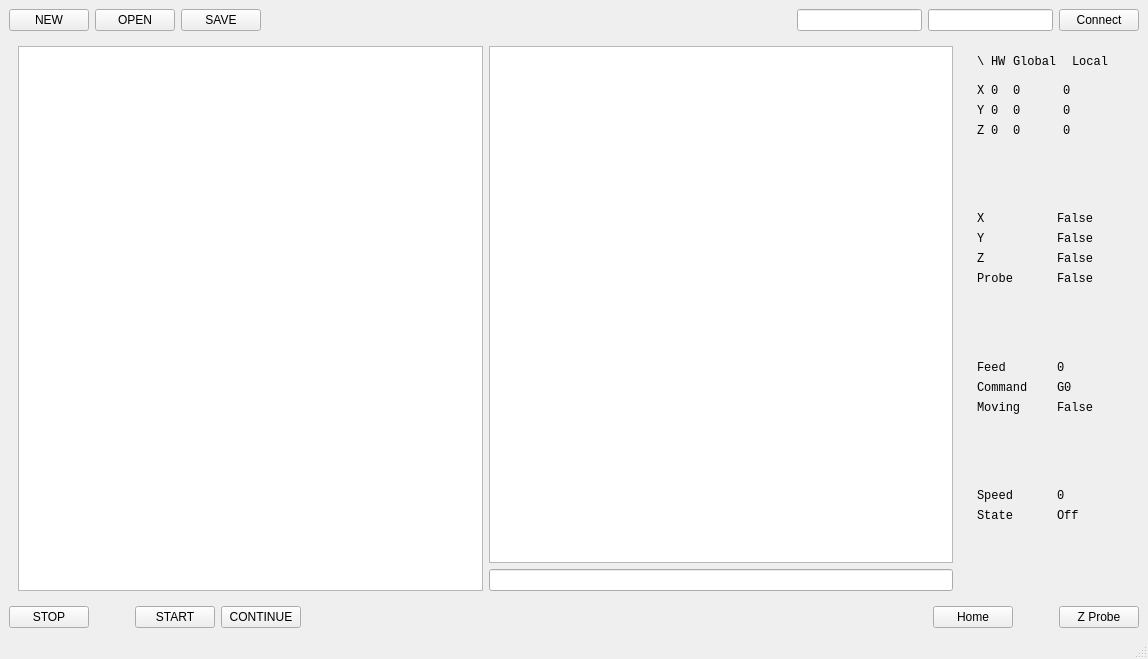
Above: mainwindow.ui from nort-cnc-control/NoRTGui-Qt before the change. Below: the same form after it.
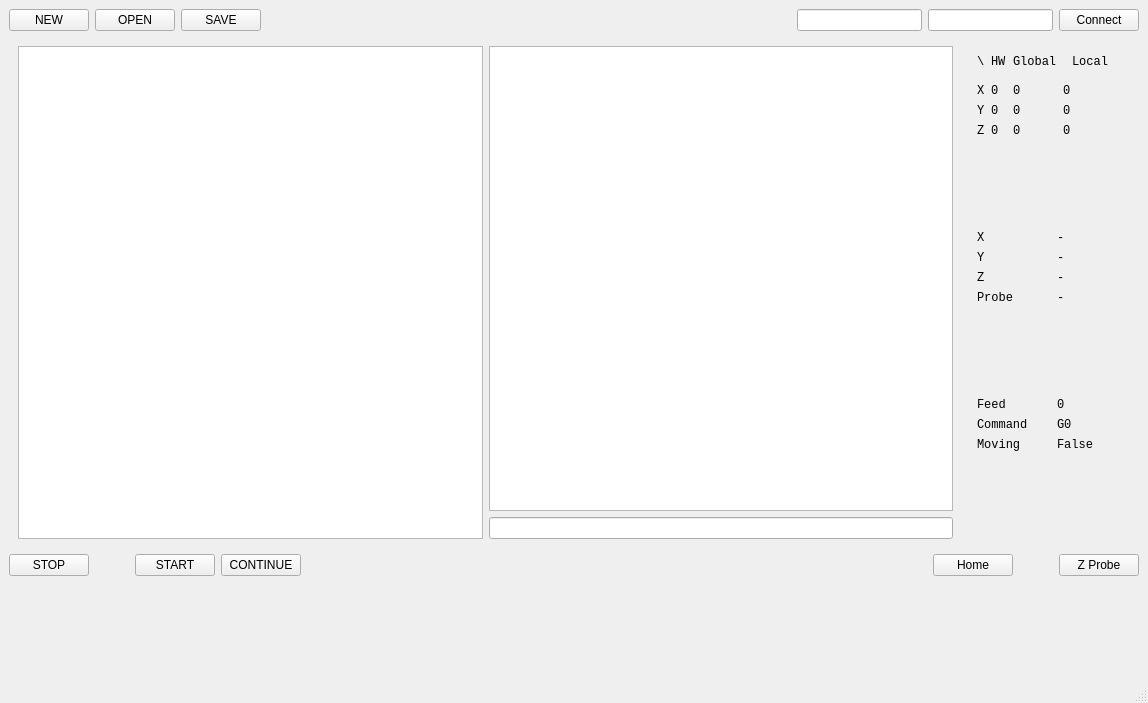
That is the form after the change.

Commit message: Load tools description from server

```diff
--- a/mainwindow.ui
+++ b/mainwindow.ui
@@ -7,7 +7,7 @@
     <x>0</x>
     <y>0</y>
     <width>1148</width>
-    <height>659</height>
+    <height>703</height>
    </rect>
   </property>
   <property name="windowTitle">
@@ -101,7 +101,7 @@
       <item>
        <layout class="QHBoxLayout" name="horizontalLayout_5">
         <item>
-         <widget class="QWidget" name="widget" native="true">
+         <widget class="QWidget" name="code_area" native="true">
           <property name="sizePolicy">
            <sizepolicy hsizetype="Expanding" vsizetype="Preferred">
             <horstretch>1</horstretch>
@@ -157,7 +157,7 @@
          </widget>
         </item>
         <item>
-         <widget class="QWidget" name="widget" native="true">
+         <widget class="QWidget" name="status_area" native="true">
           <property name="sizePolicy">
            <sizepolicy hsizetype="Expanding" vsizetype="Preferred">
             <horstretch>0</horstretch>
@@ -489,7 +489,7 @@
                 </font>
                </property>
                <property name="text">
-                <string>False</string>
+                <string>-</string>
                </property>
               </widget>
              </item>
@@ -501,7 +501,7 @@
                 </font>
                </property>
                <property name="text">
-                <string>False</string>
+                <string>-</string>
                </property>
               </widget>
              </item>
@@ -513,7 +513,7 @@
                 </font>
                </property>
                <property name="text">
-                <string>False</string>
+                <string>-</string>
                </property>
               </widget>
              </item>
@@ -525,7 +525,7 @@
                 </font>
                </property>
                <property name="text">
-                <string>False</string>
+                <string>-</string>
                </property>
               </widget>
              </item>
@@ -633,71 +633,6 @@
              </property>
             </spacer>
            </item>
-           <item>
-            <layout class="QGridLayout" name="spindel">
-             <item row="0" column="0">
-              <widget class="QLabel" name="label_23">
-               <property name="font">
-                <font>
-                 <family>Monospace</family>
-                </font>
-               </property>
-               <property name="text">
-                <string>Speed</string>
-               </property>
-              </widget>
-             </item>
-             <item row="0" column="1">
-              <widget class="QLabel" name="speed">
-               <property name="font">
-                <font>
-                 <family>Monospace</family>
-                </font>
-               </property>
-               <property name="text">
-                <string>0</string>
-               </property>
-              </widget>
-             </item>
-             <item row="1" column="0">
-              <widget class="QLabel" name="label_22">
-               <property name="font">
-                <font>
-                 <family>Monospace</family>
-                </font>
-               </property>
-               <property name="text">
-                <string>State</string>
-               </property>
-              </widget>
-             </item>
-             <item row="1" column="1">
-              <widget class="QLabel" name="running_state">
-               <property name="font">
-                <font>
-                 <family>Monospace</family>
-                </font>
-               </property>
-               <property name="text">
-                <string>Off</string>
-               </property>
-              </widget>
-             </item>
-            </layout>
-           </item>
-           <item>
-            <spacer name="verticalSpacer_4">
-             <property name="orientation">
-              <enum>Qt::Vertical</enum>
-             </property>
-             <property name="sizeHint" stdset="0">
-              <size>
-               <width>20</width>
-               <height>40</height>
-              </size>
-             </property>
-            </spacer>
-           </item>
           </layout>
          </widget>
         </item>
@@ -802,6 +737,16 @@
         </item>
        </layout>
       </item>
+      <item>
+       <widget class="QWidget" name="tools_bar" native="true">
+        <property name="minimumSize">
+         <size>
+          <width>0</width>
+          <height>90</height>
+         </size>
+        </property>
+       </widget>
+      </item>
      </layout>
     </item>
    </layout>
```
Left out of the diff: 2 changed lines with no effect on the pictures. The commit also changes 5 other files.
